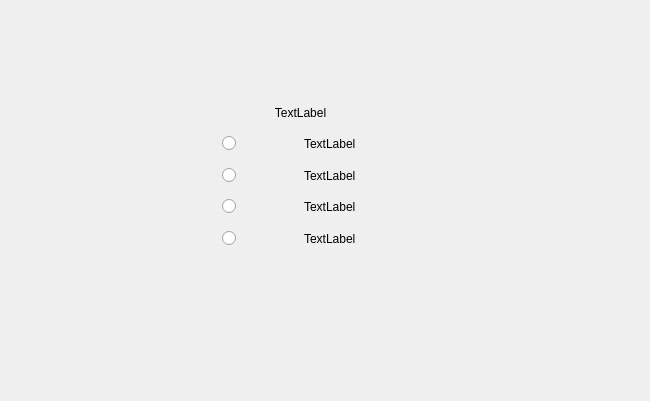
First picture: the form in src/MCquestion.ui, repository FatRat60/QuizGUI, before the edit.
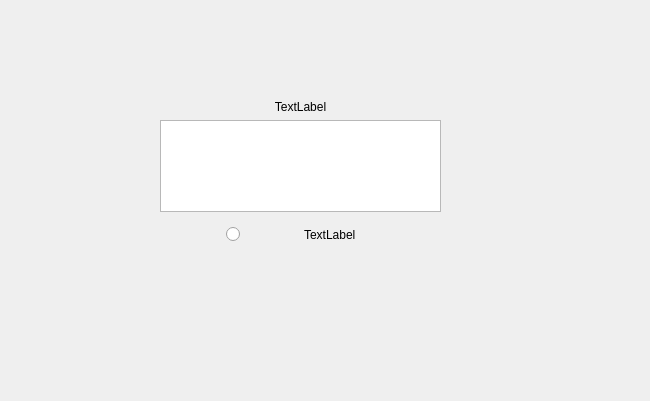
Second picture: the form after the edit.

```diff
--- a/src/MCquestion.ui
+++ b/src/MCquestion.ui
@@ -38,6 +38,10 @@
      </layout>
     </item>
     <item>
+     <widget class="QListWidget" name="listWidget"/>
+    </item>
+    <item>
+     <widget class="QWidget" name="optionWidget" native="true">
      <layout class="QHBoxLayout" name="optionsLayout">
       <item alignment="Qt::AlignHCenter">
        <widget class="QRadioButton" name="optionRadio1">
@@ -60,60 +64,7 @@
        </widget>
       </item>
      </layout>
-    </item>
-    <item>
-     <layout class="QHBoxLayout" name="optionsLayout_2">
-      <item alignment="Qt::AlignHCenter">
-       <widget class="QRadioButton" name="optionRadio2">
-        <property name="text">
-         <string/>
-        </property>
-       </widget>
-      </item>
-      <item>
-       <widget class="QLabel" name="optionLabel2">
-        <property name="text">
-         <string>TextLabel</string>
-        </property>
-       </widget>
-      </item>
-     </layout>
-    </item>
-    <item>
-     <layout class="QHBoxLayout" name="optionsLayout_3">
-      <item alignment="Qt::AlignHCenter">
-       <widget class="QRadioButton" name="optionRadio3">
-        <property name="text">
-         <string/>
-        </property>
-       </widget>
-      </item>
-      <item>
-       <widget class="QLabel" name="optionLabel2_2">
-        <property name="text">
-         <string>TextLabel</string>
-        </property>
-       </widget>
-      </item>
-     </layout>
-    </item>
-    <item>
-     <layout class="QHBoxLayout" name="optionsLayout_4">
-      <item alignment="Qt::AlignHCenter">
-       <widget class="QRadioButton" name="optionRadio4">
-        <property name="text">
-         <string/>
-        </property>
-       </widget>
-      </item>
-      <item>
-       <widget class="QLabel" name="optionLabel4">
-        <property name="text">
-         <string>TextLabel</string>
-        </property>
-       </widget>
-      </item>
-     </layout>
+     </widget>
     </item>
    </layout>
   </widget>
```
Lines whose indentation alone changed are shown as unchanged.
